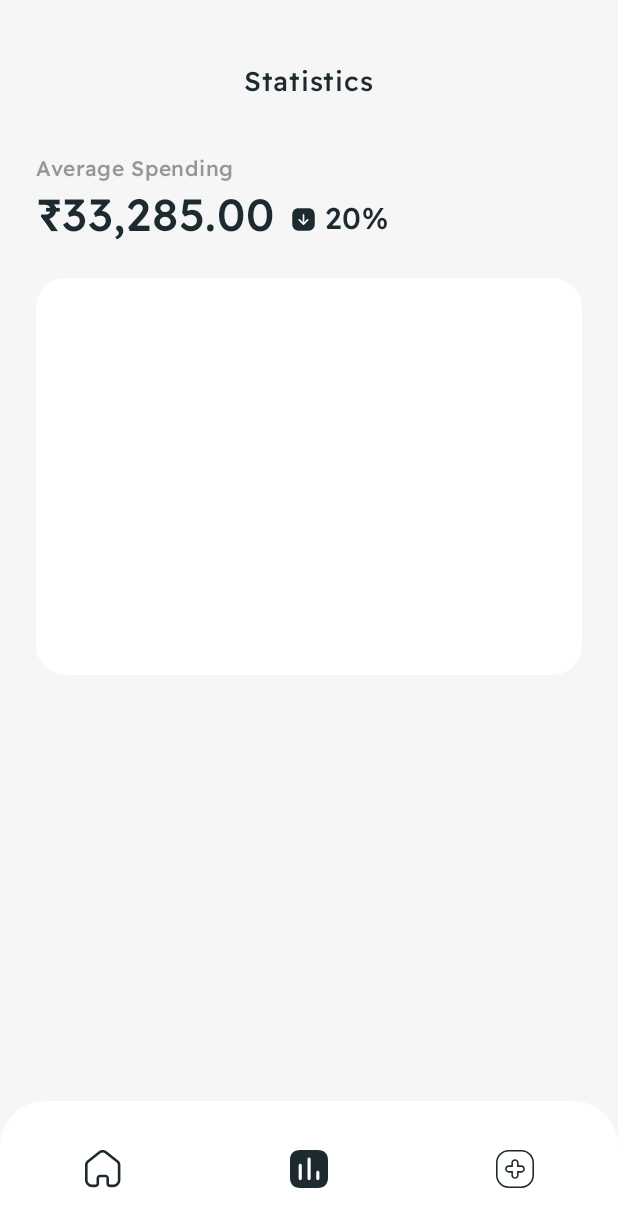
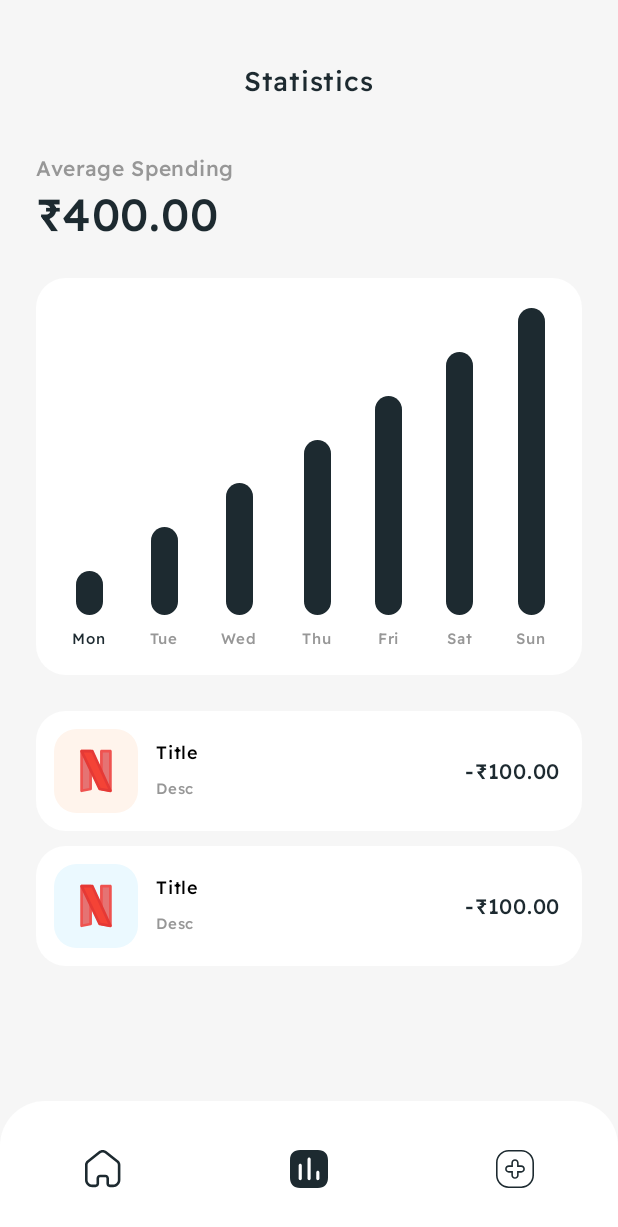
Before and after one commit to PiyushJT/Centsible, an Android app built with Jetpack Compose: the @Preview function StatsScreenPreview, on a phone screen of 412 x 824 dp. Shown: the top 1227 px of the screen. Run offline under Robolectric (Android 15) with nearby library versions, the phone set to English and light mode, and no system bars; our stand-ins replace Room's generated code.

Commit message:
Made stats screen usable

```diff
--- a/app/src/main/java/com/piyushjt/centsible/screens/StatisticsScreen.kt
+++ b/app/src/main/java/com/piyushjt/centsible/screens/StatisticsScreen.kt
@@ -12,7 +12,9 @@ import androidx.compose.foundation.layout.fillMaxWidth
 import androidx.compose.foundation.layout.height
 import androidx.compose.foundation.layout.padding
 import androidx.compose.foundation.layout.width
+import androidx.compose.foundation.rememberScrollState
 import androidx.compose.foundation.shape.RoundedCornerShape
+import androidx.compose.foundation.verticalScroll
 import androidx.compose.material3.Icon
 import androidx.compose.material3.Surface
 import androidx.compose.material3.Text
@@ -33,7 +35,9 @@ import androidx.compose.ui.res.painterResource
 import androidx.compose.ui.tooling.preview.Preview
 import androidx.compose.ui.unit.dp
 import androidx.compose.ui.unit.sp
+import androidx.navigation.NavController
 import com.piyushjt.centsible.Expense
+import com.piyushjt.centsible.ExpenseCard
 import com.piyushjt.centsible.ExpenseEvent
 import com.piyushjt.centsible.ExpenseState
 import com.piyushjt.centsible.MainScreen
@@ -67,9 +71,16 @@ fun Stats(
             fontFamily = readexPro
         )
 
-        ExpensesAverage()
+        ExpensesAverage(
+            state = state
+        )
 
         StatsCard(
+            state = state,
+            onEvent = onEvent
+        )
+
+        ExpensesInPeriod(
             state = state,
             onEvent = onEvent
         )
@@ -82,7 +93,9 @@ fun Stats(
 
 
 @Composable
-fun ExpensesAverage() {
+fun ExpensesAverage(
+    state: ExpenseState
+) {
 
     Row (
         modifier = Modifier
@@ -102,7 +115,7 @@ fun ExpensesAverage() {
             )
 
             Text(
-                text = "₹33,285.00",
+                text = "₹${"%.2f".format(state.amounts.average())}",
                 color = UI.colors("main_text"),
                 fontSize = 30.sp,
                 fontFamily = readexPro
@@ -110,6 +123,8 @@ fun ExpensesAverage() {
 
         }
 
+
+        /*
         Icon(
             modifier = Modifier
                 .padding(start = 10.dp, bottom = 6.dp)
@@ -131,7 +146,9 @@ fun ExpensesAverage() {
             fontFamily = readexPro
         )
 
+        */
     }
+
 
 }
 
@@ -146,6 +163,7 @@ fun StatsCard(
     val dates = Util.getWeekDates(state.dateForPeriod)
 
     onEvent(ExpenseEvent.SetAmounts(dates))
+    onEvent(ExpenseEvent.ChangePeriod(dates.first(), dates.last()))
 
     val days = arrayOf("Mon", "Tue", "Wed", "Thu", "Fri", "Sat", "Sun")
     val curDay = Util.dayOfWeek(state.dateForPeriod)
@@ -186,7 +204,7 @@ fun StatsCard(
 
                 for (height in values) {
 
-                    val fraction = height/ highestVal.toFloat()
+                    val fraction = height/ highestVal
 
                     Column(
                         verticalArrangement = Arrangement.Bottom,
@@ -195,7 +213,7 @@ fun StatsCard(
 
                         Box(
                             modifier = Modifier
-                                .defaultMinSize(minHeight = 10.dp)
+                                .defaultMinSize(minHeight = 5.dp)
                                 .width(18.dp)
                                 .height((heightDp - 60.dp) * fraction)
                                 .clip(RoundedCornerShape(26.dp))
@@ -225,6 +243,38 @@ fun StatsCard(
 }
 
 
+@Composable
+fun ExpensesInPeriod(
+    modifier: Modifier = Modifier,
+    state: ExpenseState,
+    onEvent: (ExpenseEvent) -> Unit,
+    navController: NavController? = null
+) {
+
+    val bottomPadding = 90.dp + Util.getBottomPadding()
+
+
+    Column(
+        modifier = Modifier
+            .padding(top = 24.dp, bottom = bottomPadding)
+            .verticalScroll(rememberScrollState()),
+    ) {
+
+        // All Expenses
+        for (expense in state.expensesInPeriod) {
+
+            ExpenseCard(
+                onEvent = onEvent,
+                expense = expense,
+                navController = navController
+            )
+
+        }
+
+    }
+
+}
+
 
 
 
@@ -244,26 +294,7 @@ private fun StatsScreenPreview() {
 
             MainScreen(
                 state = ExpenseState(
-                    expenses = listOf(
-
-                        Expense(
-                            title = "Title",
-                            description = "Desc",
-                            type = "ent",
-                            amount = -100.0f,
-                            date = 20241231L,
-                            id = 1
-                        ),
-
-                        Expense(
-                            title = "Title",
-                            description = "Desc",
-                            type = "ent",
-                            amount = -100.0f,
-                            date = 20241231L,
-                            id = 1
-                        ),
-
+                    expensesInPeriod = listOf(
                         Expense(
                             title = "Title",
                             description = "Desc",
@@ -283,6 +314,8 @@ private fun StatsScreenPreview() {
                         )
 
                     ),
+                    dateForPeriod = Util.getCurrentDate(),
+                    amounts = listOf(100f, 200f, 300f, 400f, 500f, 600f, 700f)
                 ),
                 navFilled = navFilled,
                 onEvent = {}
```
